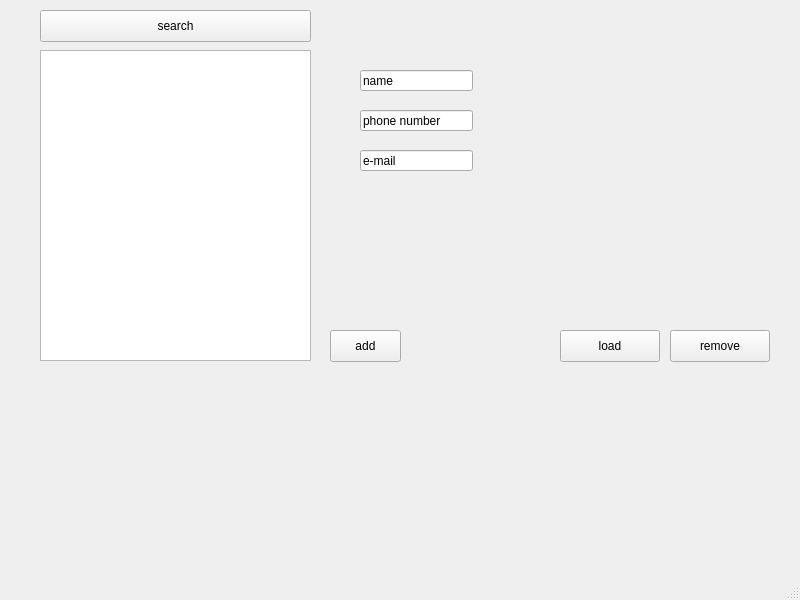
Old version of the form Modules/module03/PhoneBookApp/mainwindow.ui in the repository cmh0728/SEA-ME-warm-up.
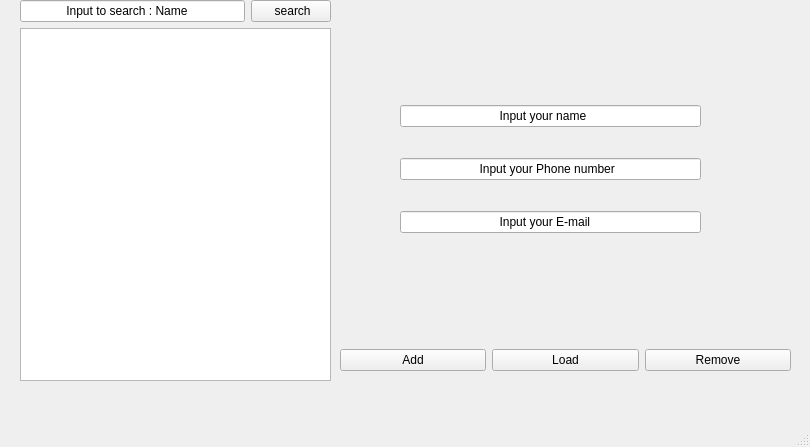
New version of the form.

What changed in the file:
```diff
--- a/Modules/module03/PhoneBookApp/mainwindow.ui
+++ b/Modules/module03/PhoneBookApp/mainwindow.ui
@@ -6,114 +6,118 @@
    <rect>
     <x>0</x>
     <y>0</y>
-    <width>800</width>
-    <height>600</height>
+    <width>810</width>
+    <height>447</height>
    </rect>
   </property>
   <property name="windowTitle">
    <string>MainWindow</string>
   </property>
+  <property name="styleSheet">
+   <string notr="true"/>
+  </property>
   <widget class="QWidget" name="centralwidget">
+   <property name="styleSheet">
+    <string notr="true"/>
+   </property>
+   <widget class="QWidget" name="verticalLayoutWidget">
+    <property name="geometry">
+     <rect>
+      <x>400</x>
+      <y>80</y>
+      <width>301</width>
+      <height>181</height>
+     </rect>
+    </property>
+    <layout class="QVBoxLayout" name="verticalLayout">
+     <item>
    <widget class="QLineEdit" name="nameEdit">
-    <property name="geometry">
-     <rect>
-      <x>360</x>
-      <y>70</y>
-      <width>113</width>
-      <height>21</height>
-     </rect>
-    </property>
     <property name="text">
-     <string>name</string>
-    </property>
-   </widget>
+        <string>                             Input your name</string>
+       </property>
+      </widget>
+     </item>
+     <item>
    <widget class="QLineEdit" name="phoneEdit">
-    <property name="geometry">
-     <rect>
-      <x>360</x>
-      <y>110</y>
-      <width>113</width>
-      <height>21</height>
-     </rect>
-    </property>
     <property name="text">
-     <string>phone number</string>
-    </property>
-   </widget>
+        <string>                       Input your Phone number</string>
+       </property>
+      </widget>
+     </item>
+     <item>
    <widget class="QLineEdit" name="emailEdit">
-    <property name="geometry">
-     <rect>
-      <x>360</x>
-      <y>150</y>
-      <width>113</width>
-      <height>21</height>
-     </rect>
-    </property>
     <property name="text">
-     <string>e-mail</string>
-    </property>
-   </widget>
-   <widget class="QPushButton" name="addButton">
-    <property name="geometry">
-     <rect>
-      <x>330</x>
-      <y>330</y>
-      <width>71</width>
-      <height>32</height>
-     </rect>
-    </property>
-    <property name="text">
-     <string>add</string>
-    </property>
+        <string>                             Input your E-mail</string>
+       </property>
+      </widget>
+     </item>
+    </layout>
    </widget>
-   <widget class="QPushButton" name="pushButton_2">
+   <widget class="QWidget" name="verticalLayoutWidget_2">
     <property name="geometry">
      <rect>
-      <x>670</x>
-      <y>330</y>
-      <width>100</width>
-      <height>32</height>
+      <x>20</x>
+      <y>0</y>
+      <width>311</width>
+      <height>381</height>
      </rect>
     </property>
+    <layout class="QVBoxLayout" name="verticalLayout_2">
+     <item>
+      <layout class="QHBoxLayout" name="horizontalLayout_2">
+       <item>
+        <widget class="QLineEdit" name="lineEdit">
     <property name="text">
-     <string>remove</string>
-    </property>
-   </widget>
+          <string>             Input to search : Name</string>
+         </property>
+        </widget>
+       </item>
+       <item>
    <widget class="QPushButton" name="pushButton_3">
+         <property name="text">
+          <string>   search  </string>
+         </property>
+        </widget>
+       </item>
+      </layout>
+     </item>
+     <item>
+      <widget class="QListWidget" name="contactListWidget"/>
+     </item>
+    </layout>
+   </widget>
+   <widget class="QWidget" name="horizontalLayoutWidget">
     <property name="geometry">
      <rect>
-      <x>40</x>
-      <y>10</y>
-      <width>271</width>
-      <height>32</height>
+      <x>340</x>
+      <y>340</y>
+      <width>451</width>
+      <height>41</height>
      </rect>
     </property>
+    <layout class="QHBoxLayout" name="horizontalLayout">
+     <item>
+      <widget class="QPushButton" name="addButton">
     <property name="text">
-     <string>search</string>
-    </property>
-   </widget>
+        <string>Add</string>
+       </property>
+      </widget>
+     </item>
+     <item>
    <widget class="QPushButton" name="loadButton">
-    <property name="geometry">
-     <rect>
-      <x>560</x>
-      <y>330</y>
-      <width>100</width>
-      <height>32</height>
-     </rect>
-    </property>
     <property name="text">
-     <string>load</string>
-    </property>
-   </widget>
-   <widget class="QListWidget" name="contactListWidget">
-    <property name="geometry">
-     <rect>
-      <x>40</x>
-      <y>50</y>
-      <width>271</width>
-      <height>311</height>
-     </rect>
-    </property>
+        <string>Load</string>
+       </property>
+      </widget>
+     </item>
+     <item>
+      <widget class="QPushButton" name="removeButton">
+       <property name="text">
+        <string>Remove</string>
+       </property>
+      </widget>
+     </item>
+    </layout>
    </widget>
   </widget>
   <widget class="QMenuBar" name="menubar">
```
Left out of the diff: 4 changed lines with no effect on the pictures. Lines whose indentation alone changed are shown as unchanged.
